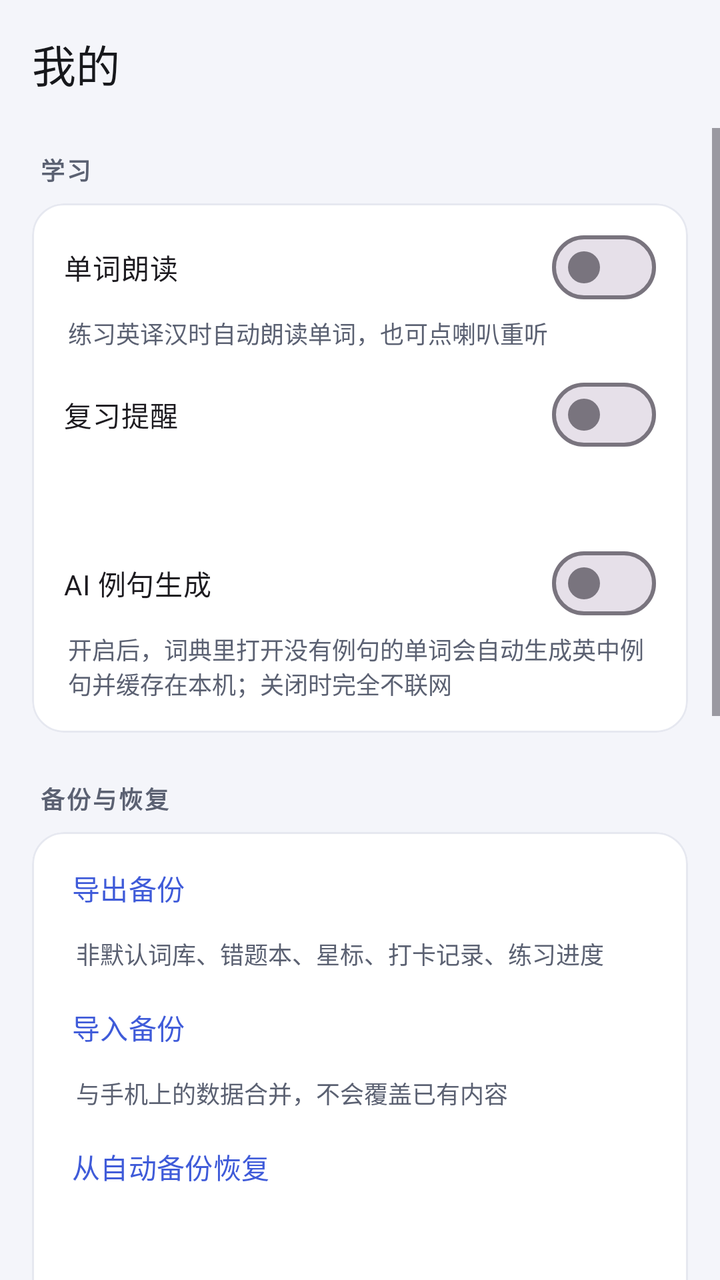
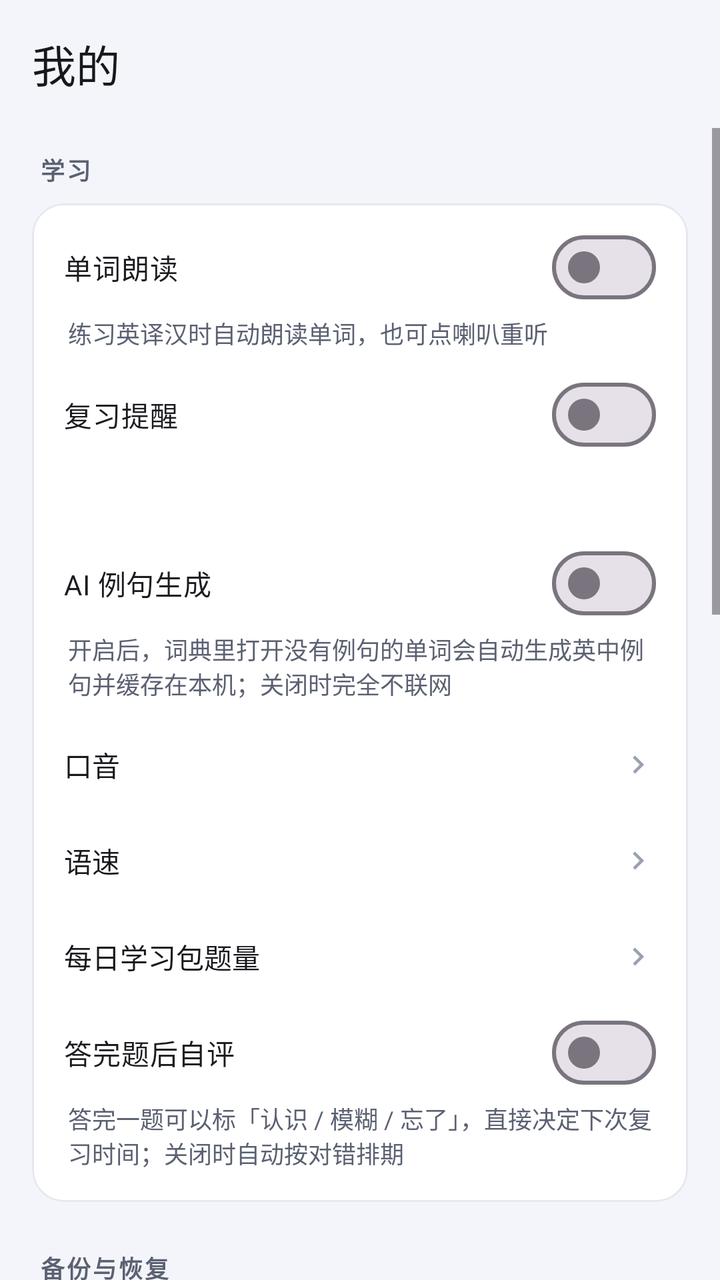

An Android layout rendered at two revisions. The XML below is the earlier revision; the diff shows what the commit changed to produce the second picture.
<!-- AndroidManifest.xml: application theme Theme.WordDrill -->
<!-- res/layout/fragment_mine.xml -->
<?xml version="1.0" encoding="utf-8"?>
<LinearLayout xmlns:android="http://schemas.android.com/apk/res/android"
    xmlns:app="http://schemas.android.com/apk/res-auto"
    android:id="@+id/root"
    android:layout_width="match_parent"
    android:layout_height="match_parent"
    android:background="@color/bg"
    android:orientation="vertical">

    <com.google.android.material.appbar.MaterialToolbar
        android:id="@+id/toolbar"
        style="@style/Toolbar.WordDrill"
        android:layout_width="match_parent"
        android:layout_height="?attr/actionBarSize"
        app:title="@string/tab_mine"
        app:titleTextAppearance="@style/TextAppearance.Material3.TitleLarge" />

    <ScrollView
        android:layout_width="match_parent"
        android:layout_height="0dp"
        android:layout_weight="1"
        android:clipToPadding="false"
        android:fillViewport="true">

        <LinearLayout
            android:layout_width="match_parent"
            android:layout_height="wrap_content"
            android:orientation="vertical"
            android:paddingStart="16dp"
            android:paddingTop="4dp"
            android:paddingEnd="16dp"
            android:paddingBottom="24dp">

            <TextView
                style="@style/Text.SectionLabel"
                android:layout_width="wrap_content"
                android:layout_height="wrap_content"
                android:layout_marginTop="8dp"
                android:layout_marginStart="4dp"
                android:text="@string/settings_section_study" />

            <com.google.android.material.card.MaterialCardView
                android:layout_width="match_parent"
                android:layout_height="wrap_content"
                android:layout_marginTop="8dp"
                app:cardBackgroundColor="@color/surface"
                app:cardCornerRadius="16dp"
                app:cardElevation="0dp"
                app:strokeColor="@color/divider"
                app:strokeWidth="1dp">

                <LinearLayout
                    android:layout_width="match_parent"
                    android:layout_height="wrap_content"
                    android:orientation="vertical"
                    android:paddingStart="16dp"
                    android:paddingTop="8dp"
                    android:paddingEnd="16dp"
                    android:paddingBottom="8dp">

                    <com.google.android.material.materialswitch.MaterialSwitch
                        android:id="@+id/swTts"
                        android:layout_width="match_parent"
                        android:layout_height="wrap_content"
                        android:minHeight="48dp"
                        android:text="@string/settings_tts_title"
                        android:textSize="14sp" />

                    <TextView
                        android:layout_width="match_parent"
                        android:layout_height="wrap_content"
                        android:layout_marginStart="2dp"
                        android:layout_marginBottom="8dp"
                        android:text="@string/settings_tts_desc"
                        android:textColor="@color/text_secondary"
                        android:textSize="12sp" />

                    <com.google.android.material.materialswitch.MaterialSwitch
                        android:id="@+id/swReminder"
                        android:layout_width="match_parent"
                        android:layout_height="wrap_content"
                        android:minHeight="48dp"
                        android:text="@string/settings_reminder"
                        android:textSize="14sp" />

                    <TextView
                        android:id="@+id/tvReminderTime"
                        android:layout_width="match_parent"
                        android:layout_height="wrap_content"
                        android:layout_marginStart="2dp"
                        android:layout_marginBottom="8dp"
                        android:background="?attr/selectableItemBackground"
                        android:paddingTop="6dp"
                        android:paddingBottom="6dp"
                        android:textColor="@color/text_secondary"
                        android:textSize="12sp" />

                    <com.google.android.material.materialswitch.MaterialSwitch
                        android:id="@+id/swExampleAi"
                        android:layout_width="match_parent"
                        android:layout_height="wrap_content"
                        android:minHeight="48dp"
                        android:text="@string/settings_example_ai"
                        android:textSize="14sp" />

                    <TextView
                        android:layout_width="match_parent"
                        android:layout_height="wrap_content"
                        android:layout_marginStart="2dp"
                        android:layout_marginBottom="8dp"
                        android:text="@string/settings_example_ai_desc"
                        android:textColor="@color/text_secondary"
                        android:textSize="12sp" />
                </LinearLayout>
            </com.google.android.material.card.MaterialCardView>

            <TextView
                style="@style/Text.SectionLabel"
                android:layout_width="wrap_content"
                android:layout_height="wrap_content"
                android:layout_marginTop="24dp"
                android:layout_marginStart="4dp"
                android:text="@string/settings_backup" />

            <com.google.android.material.card.MaterialCardView
                android:layout_width="match_parent"
                android:layout_height="wrap_content"
                android:layout_marginTop="8dp"
                app:cardBackgroundColor="@color/surface"
                app:cardCornerRadius="16dp"
                app:cardElevation="0dp"
                app:strokeColor="@color/divider"
                app:strokeWidth="1dp">

                <LinearLayout
                    android:layout_width="match_parent"
                    android:layout_height="wrap_content"
                    android:orientation="vertical"
                    android:paddingStart="8dp"
                    android:paddingTop="4dp"
                    android:paddingEnd="8dp"
                    android:paddingBottom="4dp">

                    <com.google.android.material.button.MaterialButton
                        android:id="@+id/btnExport"
                        style="@style/Widget.Material3.Button.TextButton"
                        android:layout_width="match_parent"
                        android:layout_height="wrap_content"
                        android:gravity="start|center_vertical"
                        android:text="@string/settings_export"
                        android:textSize="14sp" />

                    <TextView
                        android:layout_width="match_parent"
                        android:layout_height="wrap_content"
                        android:layout_marginStart="14dp"
                        android:layout_marginBottom="4dp"
                        android:text="@string/settings_export_desc"
                        android:textColor="@color/text_secondary"
                        android:textSize="12sp" />

                    <com.google.android.material.button.MaterialButton
                        android:id="@+id/btnImport"
                        style="@style/Widget.Material3.Button.TextButton"
                        android:layout_width="match_parent"
                        android:layout_height="wrap_content"
                        android:gravity="start|center_vertical"
                        android:text="@string/settings_import"
                        android:textSize="14sp" />

                    <TextView
                        android:layout_width="match_parent"
                        android:layout_height="wrap_content"
                        android:layout_marginStart="14dp"
                        android:layout_marginBottom="4dp"
                        android:text="@string/settings_import_desc"
                        android:textColor="@color/text_secondary"
                        android:textSize="12sp" />

                    <com.google.android.material.button.MaterialButton
                        android:id="@+id/btnRestoreAuto"
                        style="@style/Widget.Material3.Button.TextButton"
                        android:layout_width="match_parent"
                        android:layout_height="wrap_content"
                        android:gravity="start|center_vertical"
                        android:text="@string/settings_restore_auto"
                        android:textSize="14sp" />

                    <TextView
                        android:id="@+id/tvAutoBackupTime"
                        android:layout_width="match_parent"
                        android:layout_height="wrap_content"
                        android:layout_marginStart="14dp"
                        android:layout_marginBottom="4dp"
                        android:textColor="@color/text_secondary"
                        android:textSize="12sp" />

                    <com.google.android.material.button.MaterialButton
                        android:id="@+id/btnClearLog"
                        style="@style/Widget.Material3.Button.TextButton"
                        android:layout_width="match_parent"
                        android:layout_height="wrap_content"
                        android:gravity="start|center_vertical"
                        android:text="@string/action_clear_log"
                        android:textSize="14sp" />

                    <TextView
                        android:layout_width="match_parent"
                        android:layout_height="wrap_content"
                        android:layout_marginStart="14dp"
                        android:layout_marginBottom="4dp"
                        android:text="@string/settings_clear_log_desc"
                        android:textColor="@color/text_secondary"
                        android:textSize="12sp" />
                </LinearLayout>
            </com.google.android.material.card.MaterialCardView>

            <TextView
                style="@style/Text.SectionLabel"
                android:layout_width="wrap_content"
                android:layout_height="wrap_content"
                android:layout_marginTop="24dp"
                android:layout_marginStart="4dp"
                android:text="@string/settings_section_other" />

            <com.google.android.material.card.MaterialCardView
                android:layout_width="match_parent"
                android:layout_height="wrap_content"
                android:layout_marginTop="8dp"
                app:cardBackgroundColor="@color/surface"
                app:cardCornerRadius="16dp"
                app:cardElevation="0dp"
                app:strokeColor="@color/divider"
                app:strokeWidth="1dp">

                <LinearLayout
                    android:layout_width="match_parent"
                    android:layout_height="wrap_content"
                    android:orientation="vertical"
                    android:paddingStart="8dp"
                    android:paddingTop="4dp"
                    android:paddingEnd="8dp"
                    android:paddingBottom="4dp">

                    <com.google.android.material.button.MaterialButton
                        android:id="@+id/btnDictionary"
                        style="@style/Widget.Material3.Button.TextButton"
                        android:layout_width="match_parent"
                        android:layout_height="wrap_content"
                        android:gravity="start|center_vertical"
                        android:text="@string/title_dictionary"
                        android:textSize="14sp" />

                    <com.google.android.material.button.MaterialButton
                        android:id="@+id/btnCheckUpdate"
                        style="@style/Widget.Material3.Button.TextButton"
                        android:layout_width="match_parent"
                        android:layout_height="wrap_content"
                        android:gravity="start|center_vertical"
                        android:text="@string/settings_check_update"
                        android:textSize="14sp" />

                    <TextView
                        android:layout_width="match_parent"
                        android:layout_height="wrap_content"
                        android:layout_marginStart="14dp"
                        android:layout_marginBottom="4dp"
                        android:text="@string/settings_update_desc"
                        android:textColor="@color/text_secondary"
                        android:textSize="12sp" />

                    <com.google.android.material.button.MaterialButton
                        android:id="@+id/btnSmartParseUrl"
                        style="@style/Widget.Material3.Button.TextButton"
                        android:layout_width="match_parent"
                        android:layout_height="wrap_content"
                        android:gravity="start|center_vertical"
                        android:text="@string/settings_smart_parse"
                        android:textSize="14sp" />

                    <TextView
                        android:id="@+id/tvSmartParseUrl"
                        android:layout_width="match_parent"
                        android:layout_height="wrap_content"
                        android:layout_marginStart="14dp"
                        android:layout_marginBottom="4dp"
                        android:textColor="@color/text_secondary"
                        android:textSize="12sp" />

                    <com.google.android.material.button.MaterialButton
                        android:id="@+id/btnPrivacy"
                        style="@style/Widget.Material3.Button.TextButton"
                        android:layout_width="match_parent"
                        android:layout_height="wrap_content"
                        android:gravity="start|center_vertical"
                        android:text="@string/settings_privacy"
                        android:textSize="14sp" />

                    <TextView
                        android:layout_width="match_parent"
                        android:layout_height="wrap_content"
                        android:layout_marginStart="14dp"
                        android:layout_marginBottom="4dp"
                        android:text="@string/settings_privacy_desc"
                        android:textColor="@color/text_secondary"
                        android:textSize="12sp" />

                    <com.google.android.material.button.MaterialButton
                        android:id="@+id/btnLicense"
                        style="@style/Widget.Material3.Button.TextButton"
                        android:layout_width="match_parent"
                        android:layout_height="wrap_content"
                        android:gravity="start|center_vertical"
                        android:text="@string/settings_license"
                        android:textSize="14sp" />

                    <TextView
                        android:layout_width="match_parent"
                        android:layout_height="wrap_content"
                        android:layout_marginStart="14dp"
                        android:layout_marginBottom="4dp"
                        android:text="@string/settings_license_desc"
                        android:textColor="@color/text_secondary"
                        android:textSize="12sp" />

                    <com.google.android.material.button.MaterialButton
                        android:id="@+id/btnAbout"
                        style="@style/Widget.Material3.Button.TextButton"
                        android:layout_width="match_parent"
                        android:layout_height="wrap_content"
                        android:gravity="start|center_vertical"
                        android:text="@string/settings_about"
                        android:textSize="14sp" />
                </LinearLayout>
            </com.google.android.material.card.MaterialCardView>

            <TextView
                android:id="@+id/tvVersion"
                android:layout_width="match_parent"
                android:layout_height="wrap_content"
                android:layout_marginTop="20dp"
                android:gravity="center"
                android:textColor="@color/text_hint"
                android:textSize="12sp" />
        </LinearLayout>
    </ScrollView>
</LinearLayout>
<!-- resources referenced by this layout -->
<resources>
  <color name="bg">#F4F5FA</color>
  <color name="divider">#E6E8F0</color>
  <color name="surface">#FFFFFF</color>
  <color name="text_hint">#9AA0B0</color>
  <color name="text_secondary">#5B6172</color>
  <string name="action_clear_log">清空练习记录</string>
  <string name="settings_about">关于</string>
  <string name="settings_backup">备份与恢复</string>
  <string name="settings_check_update">检查更新</string>
  <string name="settings_clear_log_desc">清空后所有单词重新算「没练过」，星标和错题不受影响</string>
  <string name="settings_example_ai">AI 例句生成</string>
  <string name="settings_example_ai_desc">开启后，词典里打开没有例句的单词会自动生成英中例句并缓存在本机；关闭时完全不联网</string>
  <string name="settings_export">导出备份</string>
  <string name="settings_export_desc">非默认词库、错题本、星标、打卡记录、练习进度</string>
  <string name="settings_import">导入备份</string>
  <string name="settings_import_desc">与手机上的数据合并，不会覆盖已有内容</string>
  <string name="settings_license">开放源代码许可</string>
  <string name="settings_license_desc">本应用的 GPLv3 协议与内置词库的来源说明</string>
  <string name="settings_privacy">隐私政策</string>
  <string name="settings_privacy_desc">本应用收集哪些信息、什么时候联网</string>
  <string name="settings_reminder">复习提醒</string>
  <string name="settings_restore_auto">从自动备份恢复</string>
  <string name="settings_section_other">其他</string>
  <string name="settings_section_study">学习</string>
  <string name="settings_smart_parse">智能解析服务地址</string>
  <string name="settings_tts_desc">练习英译汉时自动朗读单词，也可点喇叭重听</string>
  <string name="settings_tts_title">单词朗读</string>
  <string name="settings_update_desc">启动时自动检查；有新版本可在应用内直接下载并安装</string>
  <string name="tab_mine">我的</string>
  <string name="title_dictionary">词典</string>
  <style name="Text.SectionLabel" parent="">
          <item name="android:textSize">12sp</item>
          <item name="android:textColor">@color/text_secondary</item>
          <item name="android:letterSpacing">0.08</item>
          <item name="android:textStyle">bold</item>
      </style>
  <style name="Toolbar.WordDrill" parent="Widget.Material3.Toolbar">
          <item name="android:background">@color/bg</item>
          <item name="titleTextColor">@color/text_primary</item>
          <item name="subtitleTextColor">@color/text_secondary</item>
          <item name="navigationIconTint">@color/text_primary</item>
      </style>
  <style name="Theme.WordDrill" parent="Theme.Material3.DayNight.NoActionBar">
          <item name="colorPrimary">@color/brand</item>
          <item name="colorOnPrimary">@color/white</item>
          <item name="colorPrimaryContainer">@color/brand_container</item>
          <item name="colorOnPrimaryContainer">@color/brand_dark</item>
          <item name="colorSecondary">@color/accent</item>
          <item name="colorSurface">@color/surface</item>
          <item name="android:colorBackground">@color/bg</item>
          <item name="android:windowBackground">@color/bg</item>
          <item name="android:statusBarColor">@color/bg</item>
          <item name="android:navigationBarColor">@color/bg</item>
          <item name="android:windowLightStatusBar">@bool/light_status_bar</item>
      </style>
  <color name="text_primary">#17181C</color>
  <color name="brand">#3F5BD9</color>
  <color name="white">#FFFFFF</color>
  <color name="brand_container">#E4E9FF</color>
  <color name="brand_dark">#1D2B6B</color>
  <color name="accent">#F2A03D</color>
</resources>

<!-- the commit's change to res/layout/fragment_mine.xml (unified diff, before → after) -->
@@ -111,6 +111,128 @@
                         android:text="@string/settings_example_ai_desc"
                         android:textColor="@color/text_secondary"
                         android:textSize="12sp" />
+
+                    <LinearLayout
+                        android:id="@+id/rowAccent"
+                        android:layout_width="match_parent"
+                        android:layout_height="wrap_content"
+                        android:background="?attr/selectableItemBackground"
+                        android:clickable="true"
+                        android:focusable="true"
+                        android:gravity="center_vertical"
+                        android:minHeight="48dp"
+                        android:orientation="horizontal">
+
+                        <TextView
+                            android:layout_width="0dp"
+                            android:layout_height="wrap_content"
+                            android:layout_weight="1"
+                            android:text="@string/settings_accent"
+                            android:textColor="@color/text_primary"
+                            android:textSize="14sp" />
+
+                        <TextView
+                            android:id="@+id/tvAccent"
+                            android:layout_width="wrap_content"
+                            android:layout_height="wrap_content"
+                            android:layout_marginEnd="6dp"
+                            android:textColor="@color/text_secondary"
+                            android:textSize="13sp" />
+
+                        <ImageView
+                            android:layout_width="18dp"
+                            android:layout_height="18dp"
+                            android:contentDescription="@null"
+                            android:src="@drawable/ic_chevron_right"
+                            app:tint="@color/text_hint" />
+                    </LinearLayout>
+
+                    <LinearLayout
+                        android:id="@+id/rowRate"
+                        android:layout_width="match_parent"
+                        android:layout_height="wrap_content"
+                        android:background="?attr/selectableItemBackground"
+                        android:clickable="true"
+                        android:focusable="true"
+                        android:gravity="center_vertical"
+                        android:minHeight="48dp"
+                        android:orientation="horizontal">
+
+                        <TextView
+                            android:layout_width="0dp"
+                            android:layout_height="wrap_content"
+                            android:layout_weight="1"
+                            android:text="@string/settings_speech_rate"
+                            android:textColor="@color/text_primary"
+                            android:textSize="14sp" />
+
+                        <TextView
+                            android:id="@+id/tvRate"
+                            android:layout_width="wrap_content"
+                            android:layout_height="wrap_content"
+                            android:layout_marginEnd="6dp"
+                            android:textColor="@color/text_secondary"
+                            android:textSize="13sp" />
+
+                        <ImageView
+                            android:layout_width="18dp"
+                            android:layout_height="18dp"
+                            android:contentDescription="@null"
+                            android:src="@drawable/ic_chevron_right"
+                            app:tint="@color/text_hint" />
+                    </LinearLayout>
+
+                    <LinearLayout
+                        android:id="@+id/rowQuota"
+                        android:layout_width="match_parent"
+                        android:layout_height="wrap_content"
+                        android:background="?attr/selectableItemBackground"
+                        android:clickable="true"
+                        android:focusable="true"
+                        android:gravity="center_vertical"
+                        android:minHeight="48dp"
+                        android:orientation="horizontal">
+
+                        <TextView
+                            android:layout_width="0dp"
+                            android:layout_height="wrap_content"
+                            android:layout_weight="1"
+                            android:text="@string/settings_quota"
+                            android:textColor="@color/text_primary"
+                            android:textSize="14sp" />
+
+                        <TextView
+                            android:id="@+id/tvQuota"
+                            android:layout_width="wrap_content"
+                            android:layout_height="wrap_content"
+                            android:layout_marginEnd="6dp"
+                            android:textColor="@color/text_secondary"
+                            android:textSize="13sp" />
+
+                        <ImageView
+                            android:layout_width="18dp"
+                            android:layout_height="18dp"
+                            android:contentDescription="@null"
+                            android:src="@drawable/ic_chevron_right"
+                            app:tint="@color/text_hint" />
+                    </LinearLayout>
+
+                    <com.google.android.material.materialswitch.MaterialSwitch
+                        android:id="@+id/swSelfRating"
+                        android:layout_width="match_parent"
+                        android:layout_height="wrap_content"
+                        android:minHeight="48dp"
+                        android:text="@string/settings_self_rating"
+                        android:textSize="14sp" />
+
+                    <TextView
+                        android:layout_width="match_parent"
+                        android:layout_height="wrap_content"
+                        android:layout_marginStart="2dp"
+                        android:layout_marginBottom="8dp"
+                        android:text="@string/settings_self_rating_desc"
+                        android:textColor="@color/text_secondary"
+                        android:textSize="12sp" />
                 </LinearLayout>
             </com.google.android.material.card.MaterialCardView>
 
<!-- resource entries referenced after the edit -->
@@ -5,8 +5,20 @@
   <color name="surface">#FFFFFF</color>
   <color name="text_hint">#9AA0B0</color>
   <color name="text_secondary">#5B6172</color>
+  <!-- drawable ic_chevron_right (drawable) -->
+  <?xml version="1.0" encoding="utf-8"?>
+  <vector xmlns:android="http://schemas.android.com/apk/res/android"
+      android:width="24dp"
+      android:height="24dp"
+      android:viewportWidth="24"
+      android:viewportHeight="24">
+      <path
+          android:fillColor="#FFFFFF"
+          android:pathData="M10,6L8.59,7.41 13.17,12l-4.58,4.59L10,18l6,-6z" />
+  </vector>
   <string name="action_clear_log">清空练习记录</string>
   <string name="settings_about">关于</string>
+  <string name="settings_accent">口音</string>
   <string name="settings_backup">备份与恢复</string>
   <string name="settings_check_update">检查更新</string>
   <string name="settings_clear_log_desc">清空后所有单词重新算「没练过」，星标和错题不受影响</string>
@@ -20,11 +32,15 @@
   <string name="settings_license_desc">本应用的 GPLv3 协议与内置词库的来源说明</string>
   <string name="settings_privacy">隐私政策</string>
   <string name="settings_privacy_desc">本应用收集哪些信息、什么时候联网</string>
+  <string name="settings_quota">每日学习包题量</string>
   <string name="settings_reminder">复习提醒</string>
   <string name="settings_restore_auto">从自动备份恢复</string>
   <string name="settings_section_other">其他</string>
   <string name="settings_section_study">学习</string>
+  <string name="settings_self_rating">答完题后自评</string>
+  <string name="settings_self_rating_desc">答完一题可以标「认识 / 模糊 / 忘了」，直接决定下次复习时间；关闭时自动按对错排期</string>
   <string name="settings_smart_parse">智能解析服务地址</string>
+  <string name="settings_speech_rate">语速</string>
   <string name="settings_tts_desc">练习英译汉时自动朗读单词，也可点喇叭重听</string>
   <string name="settings_tts_title">单词朗读</string>
   <string name="settings_update_desc">启动时自动检查；有新版本可在应用内直接下载并安装</string>
